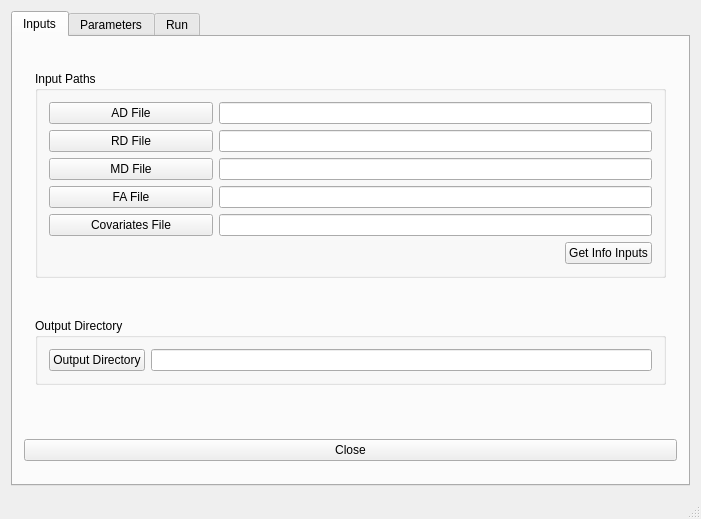
Above: PartialCode/windows/mainwindow.ui from jeantm/ProjectFADTTS before the change. Below: the same form after it.
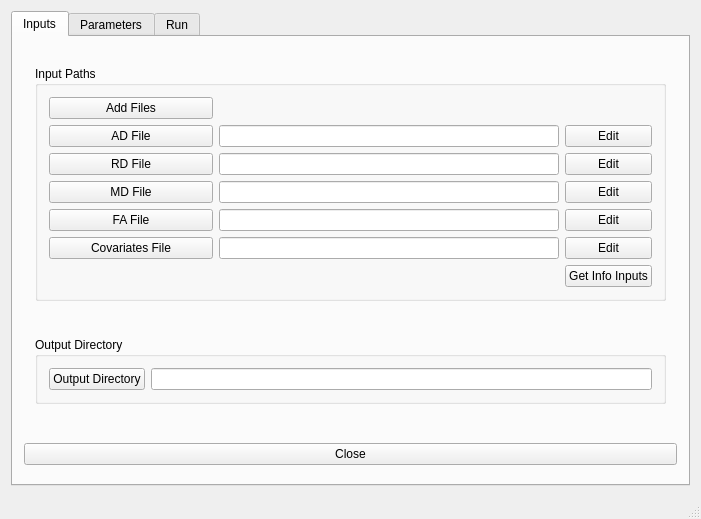
That is the form after the change.

The edit to the form file:
```diff
--- a/PartialCode/windows/mainwindow.ui
+++ b/PartialCode/windows/mainwindow.ui
@@ -50,49 +50,49 @@
               <string>Input Paths</string>
              </property>
              <layout class="QGridLayout" name="gridLayout_4">
-              <item row="5" column="4">
+              <item row="7" column="4">
                <widget class="QPushButton" name="inputs_info_pushButton">
                 <property name="text">
                  <string>Get Info Inputs</string>
                 </property>
                </widget>
               </item>
-              <item row="3" column="0">
+              <item row="4" column="0">
                <widget class="QPushButton" name="inputFAfile_pushButton">
                 <property name="text">
                  <string>FA File</string>
                 </property>
                </widget>
               </item>
-              <item row="2" column="0">
+              <item row="3" column="0">
                <widget class="QPushButton" name="inputMDfile_pushButton">
                 <property name="text">
                  <string>MD File</string>
                 </property>
                </widget>
               </item>
-              <item row="1" column="0">
+              <item row="2" column="0">
                <widget class="QPushButton" name="inputRDfile_pushButton">
                 <property name="text">
                  <string>RD File</string>
                 </property>
                </widget>
               </item>
-              <item row="0" column="0">
+              <item row="1" column="0">
                <widget class="QPushButton" name="inputADfile_pushButton">
                 <property name="text">
                  <string>AD File</string>
                 </property>
                </widget>
               </item>
-              <item row="4" column="0">
+              <item row="6" column="0">
                <widget class="QPushButton" name="inputCovariatesfile_pushButton">
                 <property name="text">
                  <string>Covariates File</string>
                 </property>
                </widget>
               </item>
-              <item row="5" column="0">
+              <item row="7" column="0">
                <spacer name="horizontalSpacer">
                 <property name="orientation">
                  <enum>Qt::Horizontal</enum>
@@ -105,7 +105,7 @@
                 </property>
                </spacer>
               </item>
-              <item row="5" column="2">
+              <item row="7" column="2">
                <spacer name="horizontalSpacer_3">
                 <property name="orientation">
                  <enum>Qt::Horizontal</enum>
@@ -118,7 +118,7 @@
                 </property>
                </spacer>
               </item>
-              <item row="5" column="1">
+              <item row="7" column="1">
                <spacer name="horizontalSpacer_2">
                 <property name="orientation">
                  <enum>Qt::Horizontal</enum>
@@ -131,21 +131,63 @@
                 </property>
                </spacer>
               </item>
-              <item row="0" column="1" colspan="4">
-               <widget class="QLineEdit" name="para_inputADfile_lineEdit"/>
-              </item>
-              <item row="1" column="1" colspan="4">
-               <widget class="QLineEdit" name="para_inputRDfile_lineEdit"/>
-              </item>
-              <item row="2" column="1" colspan="4">
-               <widget class="QLineEdit" name="para_inputMDfile_lineEdit"/>
-              </item>
-              <item row="3" column="1" colspan="4">
+              <item row="4" column="1" colspan="3">
                <widget class="QLineEdit" name="para_inputFAfile_lineEdit"/>
               </item>
-              <item row="4" column="1" colspan="4">
+              <item row="3" column="1" colspan="3">
+               <widget class="QLineEdit" name="para_inputMDfile_lineEdit"/>
+              </item>
+              <item row="2" column="1" colspan="3">
+               <widget class="QLineEdit" name="para_inputRDfile_lineEdit"/>
+              </item>
+              <item row="1" column="1" colspan="3">
+               <widget class="QLineEdit" name="para_inputADfile_lineEdit"/>
+              </item>
+              <item row="1" column="4">
+               <widget class="QPushButton" name="editInputADfile_pushButton">
+                <property name="text">
+                 <string>Edit</string>
+                </property>
+               </widget>
+              </item>
+              <item row="0" column="0">
+               <widget class="QPushButton" name="inputAllFiles_pushButton">
+                <property name="text">
+                 <string>Add Files</string>
+                </property>
+               </widget>
+              </item>
+              <item row="2" column="4">
+               <widget class="QPushButton" name="editInputRDfile_pushButton">
+                <property name="text">
+                 <string>Edit</string>
+                </property>
+               </widget>
+              </item>
+              <item row="3" column="4">
+               <widget class="QPushButton" name="editInputMDfile_pushButton">
+                <property name="text">
+                 <string>Edit</string>
+                </property>
+               </widget>
+              </item>
+              <item row="4" column="4">
+               <widget class="QPushButton" name="editInputFAfile_pushButton">
+                <property name="text">
+                 <string>Edit</string>
+                </property>
+               </widget>
+              </item>
+              <item row="6" column="1" colspan="3">
                <widget class="QLineEdit" name="para_inputCovariatesfile_lineEdit"/>
               </item>
+              <item row="6" column="4">
+               <widget class="QPushButton" name="editInputCovariatesfile_pushButton">
+                <property name="text">
+                 <string>Edit</string>
+                </property>
+               </widget>
+              </item>
              </layout>
             </widget>
            </item>
```
